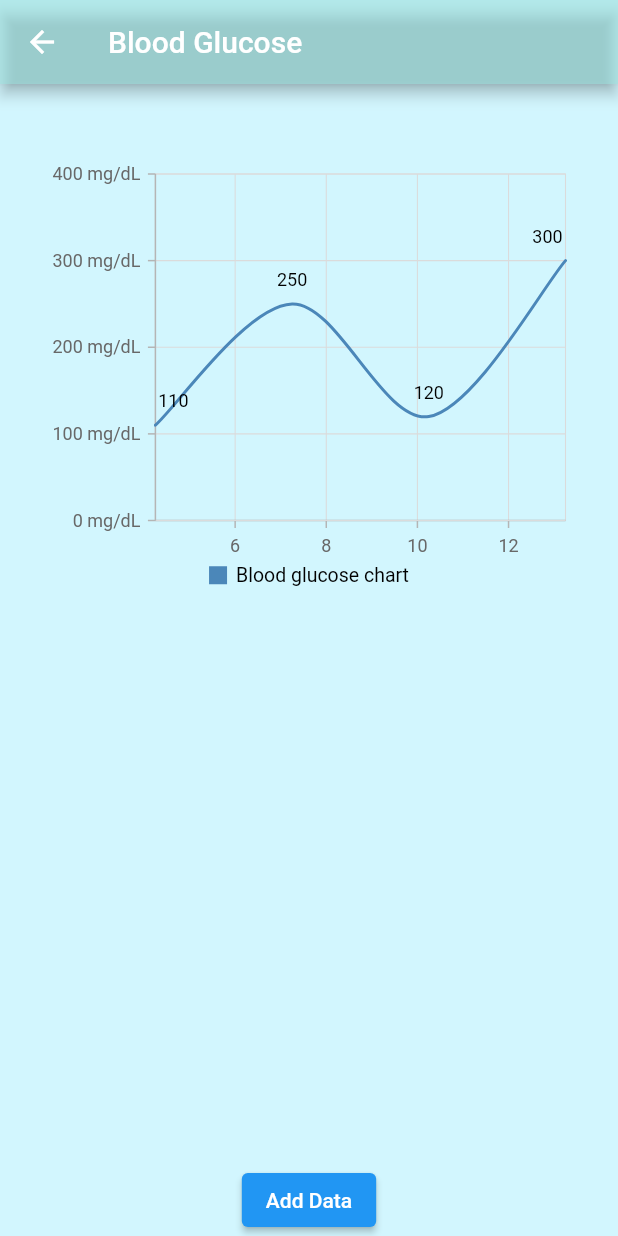
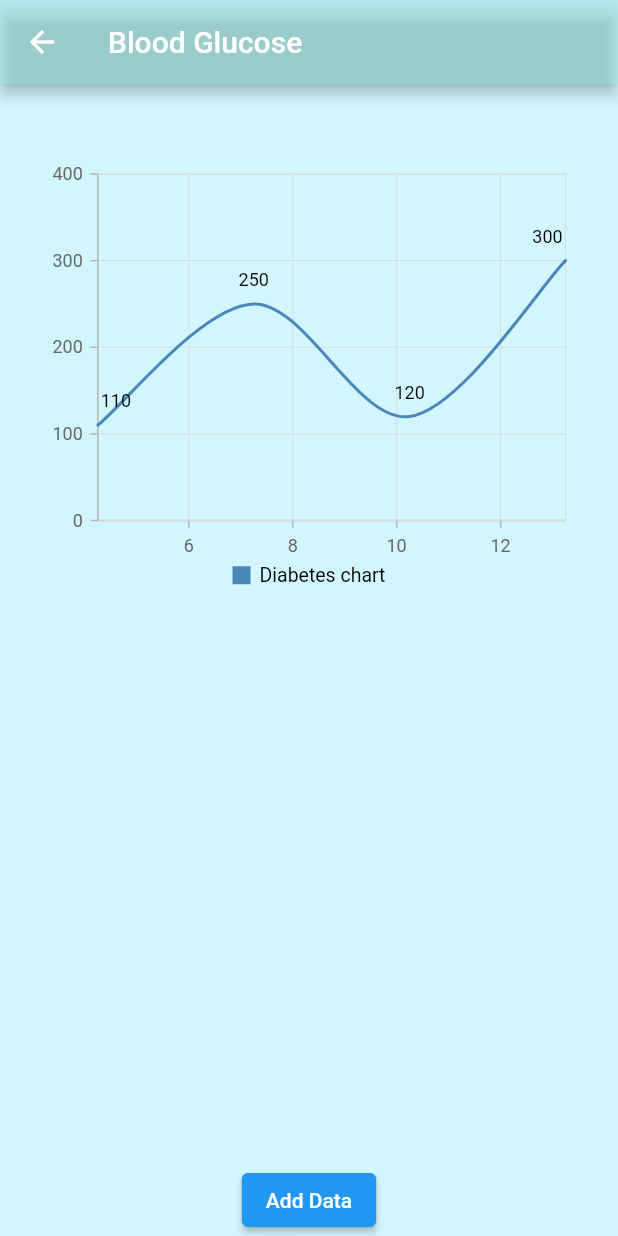
Before and after one commit to SumayaSiddique/Care_4_U_project, a Flutter app: the DiabetesDetailsView screen opened by its route, on a phone screen of 412 x 824 dp. Run offline on Flutter 3.47's test engine with Material 2 defaults, Android fonts, the phone set to English and light mode, and no system bars; our stand-ins replace cloud_firestore, firebase_auth, firebase_core, flutter_svg, font_awesome_flutter, lottie and 1 more; accounts and stored records are empty; Roboto replaces fonts that are missing (SF Pro Rounded).

Commit message:
Update DiabetesDetailsView.dart

```diff
--- a/care_4_u_project/lib/Screens/DetailedViews/DiabetesDetailsView.dart
+++ b/care_4_u_project/lib/Screens/DetailedViews/DiabetesDetailsView.dart
@@ -1,3 +1,4 @@
+import 'package:care_4_u_project/Datamodel/DiabetesModel.dart';
 import 'package:flutter/material.dart';
 import 'package:syncfusion_flutter_charts/charts.dart';
 
@@ -26,7 +27,6 @@ class _DiabetesDetailsViewState extends State<DiabetesDetailsView> {
       appBar: AppBar(
         title: Text(
           'Blood Glucose',
-          style: TextStyle(fontFamily: 'SF Pro Rounded', fontSize: 20.0),
         ),
         backgroundColor: Color.fromRGBO(155, 229, 224, 0.5),
       ),
@@ -46,7 +46,7 @@ class _DiabetesDetailsViewState extends State<DiabetesDetailsView> {
               enableAxisAnimation: true,
               series: <ChartSeries>[
                 SplineSeries<DiabetesData, double>(
-                    name: 'Blood glucose chart',
+                  name: 'Diabetes chart',
                   dataSource: _chartData,
                   yValueMapper: (DiabetesData diabetesData, _) =>
                       diabetesData.value,
@@ -56,12 +56,13 @@ class _DiabetesDetailsViewState extends State<DiabetesDetailsView> {
                   enableTooltip: true,
                   onRendererCreated: (ChartSeriesController controller) {
                     _chartSeriesController = controller;
-                    }),
+                  },
+                ),
               ],
               primaryXAxis: NumericAxis(
                 edgeLabelPlacement: EdgeLabelPlacement.shift,
               ),
-              primaryYAxis: NumericAxis(labelFormat: '{value} mg/dL'),
+              primaryYAxis: NumericAxis(labelFormat: '{value}'),
             ),
           ),
           Container(
@@ -89,10 +90,3 @@ class _DiabetesDetailsViewState extends State<DiabetesDetailsView> {
     return chartData;
   }
 }
-
-class DiabetesData {
-  DiabetesData(this.time, this.day, this.value);
-  final double time;
-  final String day;
-  final int value;
-}
```
Lines whose indentation alone changed are shown as unchanged.
